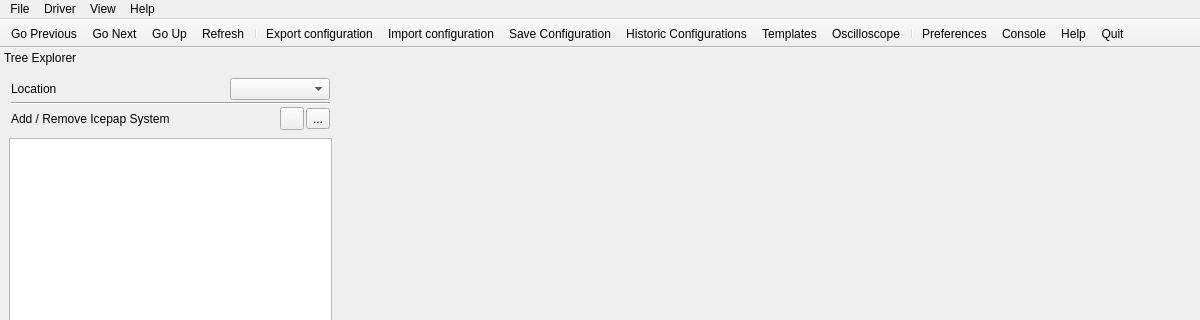
The window that icepapcms/gui/ui/icepapcms.ui (ALBA-Synchrotron/IcepapCMS) describes before a commit, drawn with Qt 5; both pictures show x 0 to 1200 and y 0 to 320 of the 1200 by 720 pixel window.
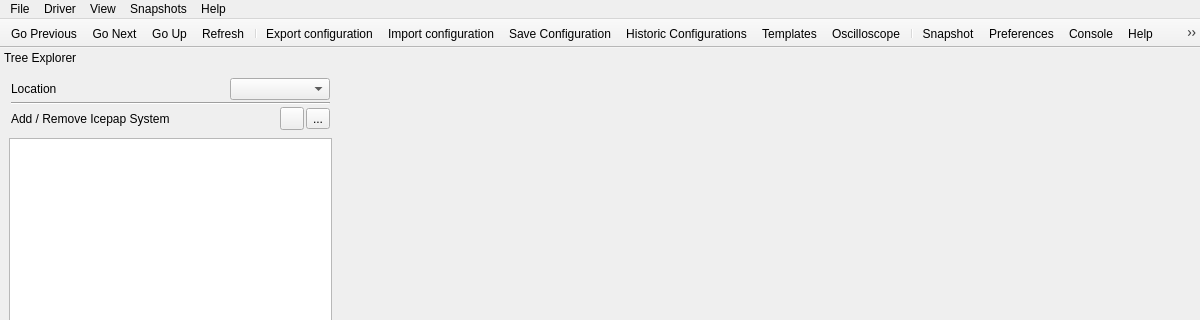
The same window after the commit. Icons and pictures are not drawn.

Commit message:
Allow to take snapshots of the system
Save to a yaml file configuration and operation parameters.

Diff of the .ui file:
```diff
--- a/icepapcms/gui/ui/icepapcms.ui
+++ b/icepapcms/gui/ui/icepapcms.ui
@@ -217,9 +217,16 @@
     <addaction name="actionPreferences"/>
     <addaction name="actionQuit"/>
    </widget>
+   <widget class="QMenu" name="menuSnapshots">
+    <property name="title">
+     <string>Snapshots</string>
+    </property>
+    <addaction name="actionSnapshot"/>
+   </widget>
    <addaction name="menuFile"/>
    <addaction name="menuDriver"/>
    <addaction name="menuView"/>
+   <addaction name="menuSnapshots"/>
    <addaction name="menuHelp"/>
   </widget>
   <widget class="QToolBar" name="toolBar">
@@ -265,6 +272,7 @@
    <addaction name="actionTemplates"/>
    <addaction name="actionOscilloscope"/>
    <addaction name="separator"/>
+   <addaction name="actionSnapshot"/>
    <addaction name="actionPreferences"/>
    <addaction name="actionConsole"/>
    <addaction name="actionHelp"/>
@@ -799,6 +807,15 @@
     <string>Oscilloscope</string>
    </property>
   </action>
+  <action name="actionSnapshot">
+   <property name="icon">
+    <iconset resource="icepapcms.qrc">
+     <normaloff>:/icons/icons/camera.svg</normaloff>:/icons/icons/camera.svg</iconset>
+   </property>
+   <property name="text">
+    <string>Snapshot</string>
+   </property>
+  </action>
  </widget>
  <resources>
   <include location="icepapcms.qrc"/>
```
The commit also changes 12 other files.
